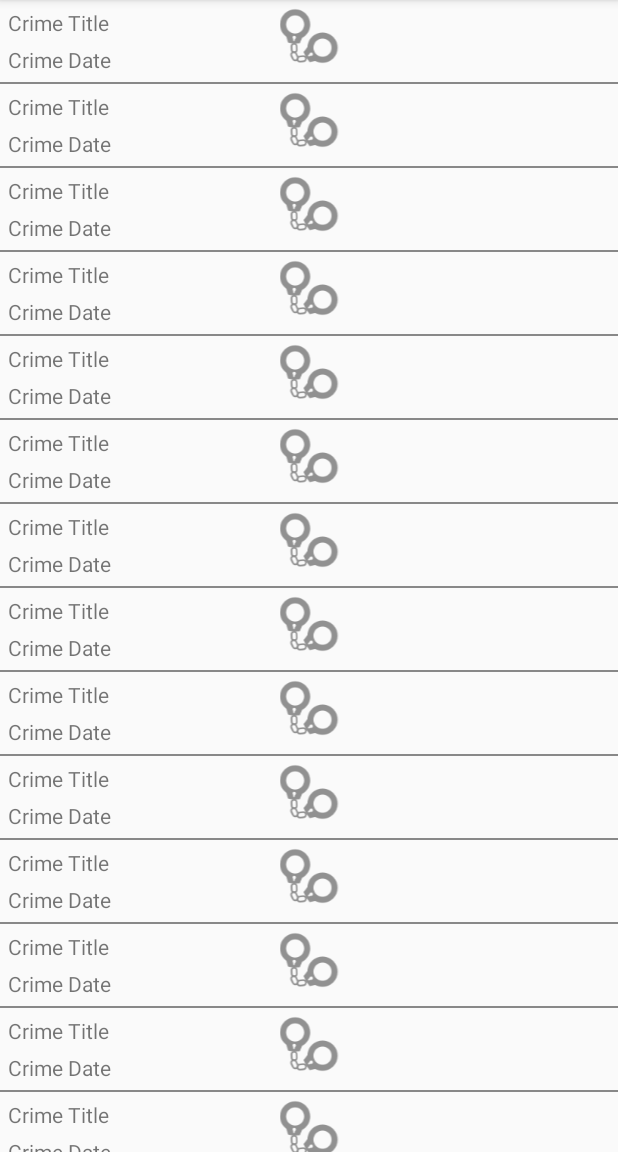
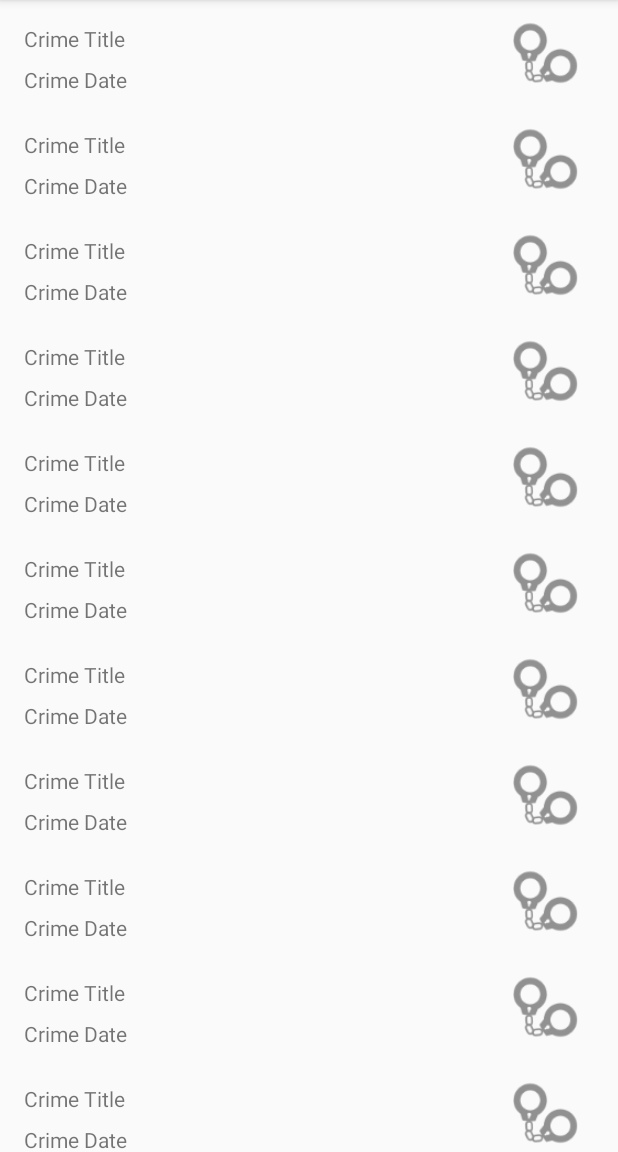
Before and after one commit to huangxinhere/Android-Studio-, an Android app: the screen it shows after launch (CrimeListActivity), on a phone screen of 412 x 824 dp, the part 84-1236 px from its top. Run offline under Robolectric (Android 15) with nearby library versions, the phone set to English and light mode, and no system bars.

Commit message:
the second project

```diff
--- a/CriminalIntent/app/src/main/java/com/example/criminallintent/CrimeFragment.java
+++ b/CriminalIntent/app/src/main/java/com/example/criminallintent/CrimeFragment.java
@@ -10,6 +10,7 @@ import android.widget.Button;
 import android.widget.CheckBox;
 import android.widget.CompoundButton;
 import android.widget.EditText;
+import android.widget.ImageView;
 import android.widget.RadioGroup;
 
 import androidx.fragment.app.Fragment;
@@ -70,6 +71,7 @@ public class CrimeFragment extends Fragment{
             @Override
             public void onCheckedChanged(CompoundButton buttonView, boolean isChecked) {
                 mCrime.setSolved(isChecked);//可记录一下各个对mCrime的方法
+
             }
         });
 
--- a/CriminalIntent/app/src/main/java/com/example/criminallintent/CrimeLab.java
+++ b/CriminalIntent/app/src/main/java/com/example/criminallintent/CrimeLab.java
@@ -3,6 +3,7 @@ package com.example.criminallintent;
 import android.content.Context;
 
 import java.util.ArrayList;
+import java.util.Date;
 import java.util.List;
 import java.util.UUID;
 
--- a/CriminalIntent/app/src/main/java/com/example/criminallintent/CrimeListFragment.java
+++ b/CriminalIntent/app/src/main/java/com/example/criminallintent/CrimeListFragment.java
@@ -4,6 +4,7 @@ import android.os.Bundle;
 import android.view.LayoutInflater;
 import android.view.View;
 import android.view.ViewGroup;
+import android.widget.ImageView;
 import android.widget.TextView;
 import android.widget.Toast;
 
@@ -17,13 +18,14 @@ import java.util.List;
 public class CrimeListFragment extends Fragment {
     private RecyclerView mCrimeRecyclerView;
     private CrimeAdapter mAdapter;
+    private ImageView mSolvedImageView;
 
     @Override/*使用布局并找到布局中的RecyclerView视图*/
     public View onCreateView(LayoutInflater inflater, ViewGroup container,
                              Bundle savedInstanceState){
         View view = inflater.inflate(R.layout.fragment_crime_list,container,false);//假想相关布局文件、容器、布尔值放在inflate（加载布局的系统服务）熔炉里面锻造出View类的对象
 
-        /*创建布局/的实例化？与创建view相比，为什么这个引用id，上面引用文件名？*/
+        /*创建布局的实例化*/
         mCrimeRecyclerView = (RecyclerView) view//这个view就是前面创建的view，它包含的文件再取出id？
                 .findViewById(R.id.crime_recycle_view);
         mCrimeRecyclerView.setLayoutManager(new LinearLayoutManager(getActivity()));//启动一个activity，就需要拿到activity对象才可以启动，而fragment对象是没有startActivity()方法的
@@ -45,10 +47,9 @@ public class CrimeListFragment extends Fragment {
 
     /*定义ViewHolder内部类：实例化并使用list_item_crime布局*/
     private class CrimeHolder extends RecyclerView.ViewHolder implements View.OnClickListener {
+        private Crime mCrime;
         private TextView mTitleTextView;
         private TextView mDateTextView;
-
-        private Crime mCrime;
 
         public CrimeHolder(LayoutInflater inflater,ViewGroup parent){
             super(inflater.inflate(R.layout.list_item_crime,parent,false));
@@ -58,13 +59,15 @@ public class CrimeListFragment extends Fragment {
             /*实例化组件：在哪实例化？现在在内部类里；相关的布局中？/如何实例化？和平常的有何不同？*/
             mTitleTextView = itemView.findViewById(R.id.textView);
             mDateTextView = itemView.findViewById(R.id.crime_date);
+            mSolvedImageView = itemView.findViewById(R.id.crime_solved);
         }
 
         /*只要取到一个Crime，CrimeHolder就会刷新显示TextView标题视图和TextView日期视图;bind:捆绑，捆绑组件和数据*/
         public void bind(Crime crime){
             mCrime = crime;
-            mTitleTextView.setText(mCrime.getTitle());//出现了什么错误啊到底……
+            mTitleTextView.setText(mCrime.getTitle());//之前打错字，然后弄出默认的空的view值，一直报错
             mDateTextView.setText(mCrime.getDate().toString());
+            mSolvedImageView.setVisibility(crime.isSolved() ? View.VISIBLE : View.GONE);
         }
 
         @Override
--- a/CriminalIntent/app/src/main/res/layout/list_item_crime.xml
+++ b/CriminalIntent/app/src/main/res/layout/list_item_crime.xml
@@ -9,42 +9,51 @@
 
     <TextView
         android:id="@+id/textView"
-        android:layout_width="wrap_content"
+        android:layout_width="0dp"
         android:layout_height="wrap_content"
-        android:layout_marginStart="5dp"
-        android:layout_marginTop="5dp"
+        android:layout_marginStart="16dp"
+        android:layout_marginTop="16dp"
+        android:layout_marginEnd="8dp"
         android:text="Crime Title"
+        app:layout_constraintEnd_toStartOf="@+id/imageView"
+        app:layout_constraintHorizontal_bias="0.57"
         app:layout_constraintStart_toStartOf="parent"
         app:layout_constraintTop_toTopOf="parent" />
 
     <TextView
         android:id="@+id/crime_date"
-        android:layout_width="wrap_content"
+        android:layout_width="0dp"
         android:layout_height="wrap_content"
-        android:layout_marginStart="5dp"
-        android:layout_marginTop="5dp"
+        android:layout_marginStart="16dp"
+        android:layout_marginTop="8dp"
+        android:layout_marginEnd="8dp"
+        android:layout_marginBottom="8dp"
         android:text="Crime Date"
+        app:layout_constraintBottom_toTopOf="@+id/view"
+        app:layout_constraintEnd_toStartOf="@+id/imageView"
+        app:layout_constraintHorizontal_bias="0.1"
         app:layout_constraintStart_toStartOf="parent"
-        app:layout_constraintTop_toBottomOf="@+id/textView" />
+        app:layout_constraintTop_toBottomOf="@+id/textView"
+        app:layout_constraintVertical_bias="0.0"
+        tools:ignore="UnknownId" />
 
     <ImageView
-        android:id="@+id/imageView"
-        android:layout_width="0dp"
-        android:layout_height="wrap_content"
+        android:id="@+id/crime_solved"
+        android:layout_width="43dp"
+        android:layout_height="41dp"
         android:src="@drawable/ic_solved"
         app:layout_constraintBottom_toBottomOf="parent"
         app:layout_constraintEnd_toEndOf="parent"
-        app:layout_constraintHorizontal_bias="0.0"
+        app:layout_constraintHorizontal_bias="0.927"
         app:layout_constraintStart_toStartOf="parent"
         app:layout_constraintTop_toTopOf="parent"
-        app:layout_constraintVertical_bias="0.29"
         tools:ignore="MissingConstraints,VectorDrawableCompat" />
 
     <View
+        android:id="@+id/view"
         android:layout_width="match_parent"
         android:layout_height="1dp"
-        android:layout_marginTop="5dp"
         android:background="#888888"
-        app:layout_constraintTop_toBottomOf="@id/crime_date" />
+        app:layout_constraintTop_toBottomOf="parent" />
 
 </androidx.constraintlayout.widget.ConstraintLayout>
--- a/CriminalIntent/build.gradle
+++ b/CriminalIntent/build.gradle
@@ -5,7 +5,7 @@ buildscript {
         jcenter()
     }
     dependencies {
-        classpath "com.android.tools.build:gradle:4.0.1"
+        classpath 'com.android.tools.build:gradle:4.1.1'
 
         // NOTE: Do not place your application dependencies here; they belong
         // in the individual module build.gradle files
```
Also changed, not shown: CriminalIntent/app/src/main/res/drawable-xxhdpi/drawable-xxxhdpi/ic_solved.png (deleted), CriminalIntent/gradle/wrapper/gradle-wrapper.properties.
